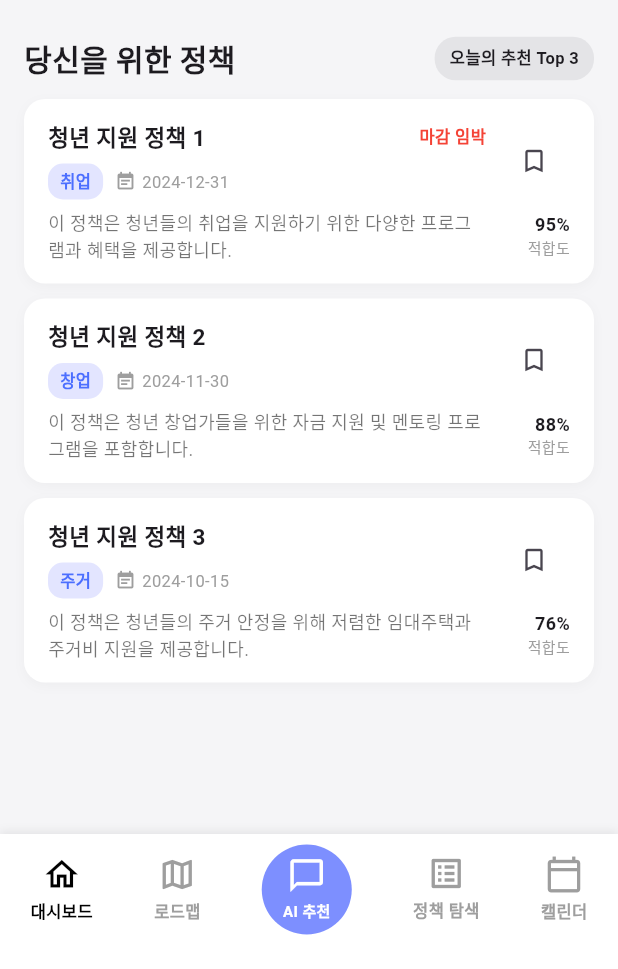
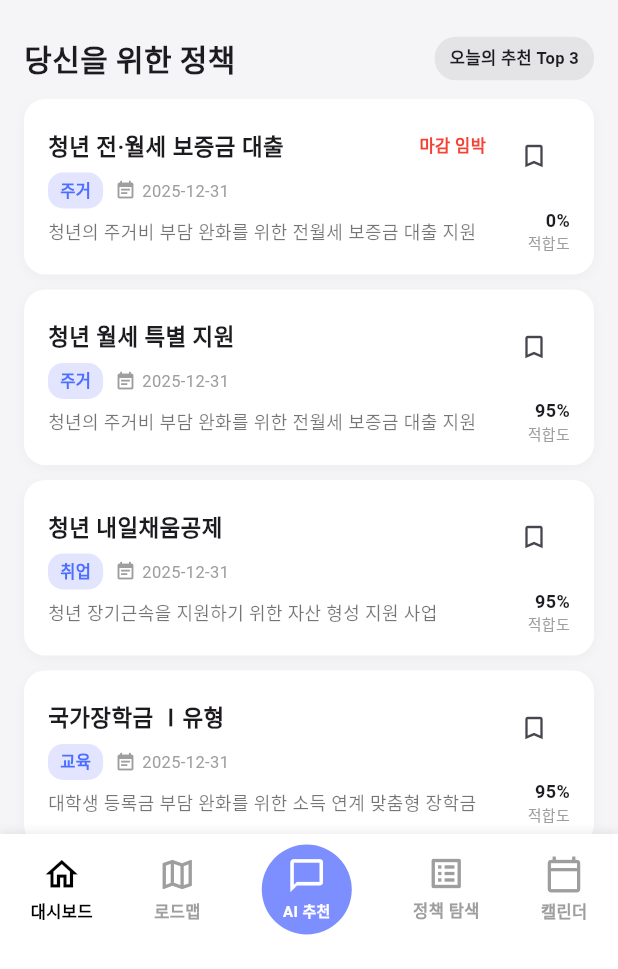
Before and after one commit to leemj04/eum, a Flutter app: the screen it shows after launch, after a tap on the "notifications none" icon, on a phone screen of 412 x 824 dp, the part 267-1236 px from its top. Run offline on Flutter 3.47's test engine with Material 3 defaults, Android fonts, the phone set to English and light mode, and no system bars.

Commit message:
Refactor page structure under home directory
Moved and reorganized dashboard, find policy, AI recommendation, calendar, and roadmap pages under a unified 'home' directory. Updated imports and main entry to use the new HomePage, and refactored test data and page implementations for consistency. This improves project structure and maintainability.

```diff
--- a/app/lib/constant/test_data.dart
+++ b/app/lib/constant/test_data.dart
@@ -6,28 +6,44 @@ final String testUserTag = "대학생";
 
 final testPolicies = [
   PolicyViewData(
-    title: "청년 지원 정책 1",
-    category: "취업",
-    deadline: "2024-12-31",
-    description: "이 정책은 청년들의 취업을 지원하기 위한 다양한 프로그램과 혜택을 제공합니다.",
-    summary: "이 정책은 청년들의 취업을 지원하기 위한 다양한 프로그램과 혜택을 제공합니다.",
-    matchRate: 95,
+    title: "청년 전·월세 보증금 대출",
+    category: "주거",
+    deadline: "2025-12-31",
+    description: "청년의 주거비 부담 완화를 위한 전월세 보증금 대출 지원",
+    summary: "",
+    matchRate: 0, // In the image, this one doesn't have a matchRate but a "마감 임박" tag
     isUrgent: true,
   ),
   PolicyViewData(
-    title: "청년 지원 정책 2",
-    category: "창업",
-    deadline: "2024-11-30",
-    description: "이 정책은 청년 창업가들을 위한 자금 지원 및 멘토링 프로그램을 포함합니다.",
-    summary: "이 정책은 청년 창업가들을 위한 자금 지원 및 멘토링 프로그램을 포함합니다.",
-    matchRate: 88,
+    title: "청년 월세 특별 지원",
+    category: "주거",
+    deadline: "2025-12-31",
+    description: "청년의 주거비 부담 완화를 위한 전월세 보증금 대출 지원",
+    summary: "",
+    matchRate: 95,
   ),
   PolicyViewData(
-    title: "청년 지원 정책 3",
-    category: "주거",
-    deadline: "2024-10-15",
-    description: "이 정책은 청년들의 주거 안정을 위해 저렴한 임대주택과 주거비 지원을 제공합니다.",
-    summary: "이 정책은 청년들의 주거 안정을 위해 저렴한 임대주택과 주거비 지원을 제공합니다.",
-    matchRate: 76,
+    title: "청년 내일채움공제",
+    category: "취업",
+    deadline: "2025-12-31",
+    description: "청년 장기근속을 지원하기 위한 자산 형성 지원 사업",
+    summary: "",
+    matchRate: 95,
+  ),
+  PolicyViewData(
+    title: "국가장학금 Ⅰ유형",
+    category: "교육",
+    deadline: "2025-12-31",
+    description: "대학생 등록금 부담 완화를 위한 소득 연계 맞춤형 장학금",
+    summary: "",
+    matchRate: 95,
+  ),
+  PolicyViewData(
+    title: "국가장학금 Ⅰ유형",
+    category: "교육",
+    deadline: "2025-12-31",
+    description: "대학생 등록금 부담 완화를 위한 소득 연계 맞춤형 장학금",
+    summary: "",
+    matchRate: 95,
   ),
 ];
--- a/app/lib/main.dart
+++ b/app/lib/main.dart
@@ -1,4 +1,4 @@
-import 'package:eum/page/dash_board/dash_board.dart';
+import 'package:eum/page/home/home.dart';
 import 'package:eum/widgets/policy_card.dart';
 import 'package:flutter/material.dart';
 
@@ -14,7 +14,7 @@ class MyApp extends StatelessWidget {
     return MaterialApp(
       title: '청년정책 로드맵',
       theme: ThemeData.light(),
-      home: DashBoard()
+      home: HomePage()
     );
   }
 }
--- a/app/lib/page/dash_board/dash_board.dart
+++ /dev/null
@@ -1,127 +0,0 @@
-import 'package:eum/constant/test_data.dart';
-import 'package:eum/page/dash_board/policy_popup/policy_popup.dart';
-import 'package:flutter/material.dart';
-
-import '../../widgets/bottom_bar.dart';
-import '../../widgets/greeting_card.dart';
-import '../../widgets/policy_card.dart';
-import '../../widgets/section_header.dart';
-import '../../widgets/top_bar.dart';
-
-/// AI 추천 탭의 전체 화면 레이아웃만 담당하는 위젯
-class DashBoard extends StatelessWidget {
-
-  const DashBoard({
-    super.key
-  });
-
-  @override
-  Widget build(BuildContext context) {
-    return Scaffold(
-      backgroundColor: const Color(0xFFF5F5F7),
-      body: SafeArea(
-        child: Column(
-          children: [
-            const TopBar(),
-            Expanded(
-              child: SingleChildScrollView(
-                padding:
-                const EdgeInsets.symmetric(horizontal: 16, vertical: 12),
-                child: Column(
-                  crossAxisAlignment: CrossAxisAlignment.start,
-                  children: [
-                    GreetingCard(
-                      userName: testUserName,
-                      userTag: testUserTag,
-                    ),
-                    const SizedBox(height: 24),
-                    const SectionHeader(),
-                    const SizedBox(height: 12),
-                    ListView.separated(
-                      shrinkWrap: true,
-                      physics: const NeverScrollableScrollPhysics(),
-                      itemBuilder: (context, index) {
-                        final policy = testPolicies[index];
-                        return PolicyCard(
-                          policy: policy,
-                          onTap: () {
-                            showDialog(
-                              context: context,
-                              barrierDismissible: true,
-                              builder: (_) => PolicyDetailDialog(
-                                title: policy.title,     // 너의 모델에 맞게 값 전달
-                                deadline: policy.deadline,
-                                summary: policy.summary,
-                              ),
-                            );
-                          },
-                        );
-                      },
-                      separatorBuilder: (_, __) =>
-                      const SizedBox(height: 10),
-                      itemCount: testPolicies.length,
-                    ),
-                  ],
-                ),
-              ),
-            ),
-          ],
-        ),
-      ), bottomNavigationBar: BottomBar(currentIndex: 0, onTap: (index) {})
-    );
-  }
-}
-
-/// 상단 앱바
-class _TopAppBar extends StatelessWidget {
-  const _TopAppBar();
-
-  @override
-  Widget build(BuildContext context) {
-    return Container(
-      padding:
-      const EdgeInsets.only(left: 16, right: 16, top: 10, bottom: 12),
-      child: Row(
-        children: [
-          Row(
-            children: [
-              Container(
-                width: 26,
-                height: 26,
-                decoration: BoxDecoration(
-                  borderRadius: BorderRadius.circular(6),
-                  border: Border.all(width: 2),
-                ),
-                alignment: Alignment.center,
-                child: const Text(
-                  'ㄷ',
-                  style: TextStyle(
-                    fontWeight: FontWeight.bold,
-                    fontSize: 16,
-                  ),
-                ),
-              ),
-              const SizedBox(width: 8),
-              const Text(
-                '이음',
-                style: TextStyle(
-                  fontSize: 20,
-                  fontWeight: FontWeight.w700,
-                ),
-              ),
-            ],
-          ),
-          const Spacer(),
-          IconButton(
-            icon: const Icon(Icons.notifications_none),
-            onPressed: () {},
-          ),
-          IconButton(
-            icon: const Icon(Icons.menu),
-            onPressed: () {},
-          ),
-        ],
-      ),
-    );
-  }
-}
--- /dev/null
+++ b/app/lib/page/home/dash_board/dash_board.dart
@@ -0,0 +1,67 @@
+import 'package:eum/constant/test_data.dart';
+import 'package:flutter/material.dart';
+
+import '../../../widgets/policy_card.dart';
+import '../../../widgets/section_header.dart';
+import '../../../widgets/greeting_card.dart';
+import './policy_popup/policy_popup.dart';
+
+class DashBoard extends StatelessWidget {
+  const DashBoard({super.key});
+
+  @override
+  Widget build(BuildContext context) {
+    return Scaffold(
+      backgroundColor: const Color(0xFFF5F5F7),
+
+      body: SafeArea(
+        child: Column(
+          crossAxisAlignment: CrossAxisAlignment.start,
+          children: [
+            Padding(
+              padding: const EdgeInsets.symmetric(horizontal: 16),
+              child: GreetingCard(
+                userName: testUserName,
+                userTag: testUserTag,
+              ),
+            ),
+
+            const SizedBox(height: 24),
+
+            const Padding(
+              padding: EdgeInsets.symmetric(horizontal: 16),
+              child: SectionHeader(),
+            ),
+
+            const SizedBox(height: 12),
+
+            Expanded(
+              child: ListView.separated(
+                padding: const EdgeInsets.symmetric(horizontal: 16),
+                itemCount: testPolicies.length,
+                separatorBuilder: (_, __) => const SizedBox(height: 10),
+                itemBuilder: (context, index) {
+                  final policy = testPolicies[index];
+                  return PolicyCard(
+                    policy: policy,
+                    onTap: () {
+                      showDialog(
+                        context: context,
+                        barrierDismissible: true,
+                        builder: (_) => PolicyDetailDialog(
+                          title: policy.title,
+                          deadline: policy.deadline,
+                          summary: policy.summary,
+                        ),
+                      );
+                    },
+                  );
+                },
+              ),
+            ),
+          ],
+        ),
+      ),
+    );
+  }
+}
--- /dev/null
+++ b/app/lib/page/home/find_policy/find_policy.dart
@@ -0,0 +1,140 @@
+import 'package:eum/constant/test_data.dart';
+import 'package:flutter/material.dart';
+import '../../../widgets/policy_card.dart';
+
+class FindPolicyPage extends StatefulWidget {
+  const FindPolicyPage({super.key});
+
+  @override
+  State<FindPolicyPage> createState() => _FindPolicyPageState();
+}
+
+class _FindPolicyPageState extends State<FindPolicyPage> {
+
+  final List<String> _categories = [
+    "전체",
+    "주거",
+    "교육",
+    "취업",
+    "창업",
+    "복지",
+    "문화"
+  ];
+  String _selectedCategory = "주거";
+
+  @override
+  Widget build(BuildContext context) {
+    return Scaffold(
+      backgroundColor: const Color(0xFFF5F5F5),
+      body: Padding(
+        padding: const EdgeInsets.symmetric(horizontal: 16.0),
+        child: Column(
+          crossAxisAlignment: CrossAxisAlignment.start,
+          children: [
+            const SizedBox(height: 10),
+
+            const Text(
+              "정책 탐색",
+              style: TextStyle(
+                fontSize: 24,
+                fontWeight: FontWeight.bold,
+              ),
+            ),
+
+            const SizedBox(height: 8),
+
+            const Text(
+              "카테고리 별로 다양한 청년 정책을 살펴보세요!",
+              style: TextStyle(fontSize: 14, color: Colors.grey),
+            ),
+
+            const SizedBox(height: 20),
+
+            TextField(
+              decoration: InputDecoration(
+                hintText: "검색어를 입력해 주세요.",
+                hintStyle: const TextStyle(color: Colors.grey),
+                prefixIcon: const Icon(Icons.search),
+                filled: true,
+                fillColor: Colors.white,
+                border: OutlineInputBorder(
+                  borderRadius: BorderRadius.circular(8),
+                  borderSide: BorderSide.none,
+                ),
+              ),
+            ),
+
+            const SizedBox(height: 16),
+
+            SizedBox(
+              height: 36,
+              child: ListView.separated(
+                scrollDirection: Axis.horizontal,
+                itemCount: _categories.length,
+                itemBuilder: (context, index) {
+                  final category = _categories[index];
+                  final isSelected = category == _selectedCategory;
+                  return ChoiceChip(
+                    label: Text(category),
+                    selected: isSelected,
+                    onSelected: (selected) {
+                      if (selected) {
+                        setState(() {
+                          _selectedCategory = category;
+                        });
+                      }
+                    },
+                    backgroundColor: Colors.white,
+                    selectedColor: const Color(0xFF7D8FFF),
+                    labelStyle: TextStyle(
+                      color: isSelected ? Colors.white : Colors.black,
+                      fontWeight: FontWeight.w600,
+                    ),
+                    shape: RoundedRectangleBorder(
+                      borderRadius: BorderRadius.circular(20),
+                      side: BorderSide(
+                        color: isSelected
+                            ? const Color(0xFF7D8FFF)
+                            : Colors.grey[300]!,
+                        width: 1,
+                      ),
+                    ),
+                    showCheckmark: false,
+                  );
+                },
+                separatorBuilder: (context, index) =>
+                const SizedBox(width: 8),
+              ),
+            ),
+
+            const SizedBox(height: 24),
+
+            const Text(
+              "내 조건에 맞는 정책",
+              style: TextStyle(
+                fontSize: 18,
+                fontWeight: FontWeight.bold,
+              ),
+            ),
+
+            const SizedBox(height: 16),
+
+            Expanded(
+              child: ListView.separated(
+                itemCount: testPolicies.length,
+                itemBuilder: (context, index) {
+                  return PolicyCard(
+                    policy: testPolicies[index],
+                    // onTap: () { ... }  // 팝업도 여기서 나중에 연결 가능
+                  );
+                },
+                separatorBuilder: (context, index) =>
+                const SizedBox(height: 12),
+              ),
+            ),
+          ],
+        ),
+      ),
+    );
+  }
+}
--- /dev/null
+++ b/app/lib/page/home/home.dart
@@ -0,0 +1,59 @@
+// lib/page/home/home.dart
+import 'package:flutter/material.dart';
+
+import '../../widgets/bottom_bar.dart';
+import '../../widgets/top_bar.dart';
+import '../home/dash_board/dash_board.dart';
+import 'find_policy/find_policy.dart';
+
+class HomePage extends StatefulWidget {
+  const HomePage({super.key});
+
+  @override
+  State<HomePage> createState() => _HomePageState();
+}
+
+class _HomePageState extends State<HomePage> {
+  int _currentIndex = 0;
+
+  void _onTapBottomNav(int index) {
+    setState(() {
+      _currentIndex = index;
+    });
+  }
+
+  @override
+  Widget build(BuildContext context) {
+    // 각 탭에 대응하는 화면들
+    final List<Widget> pages = [
+      const DashBoard(),
+      const Center(child: Text('로드맵 페이지')),      // 1: 로드맵 (TODO 교체)
+      const Center(child: Text('AI 추천 페이지')),     // 2: AI 추천 (TODO 교체)
+      const FindPolicyPage(),
+      const Center(child: Text('캘린더 페이지')),      // 4: 캘린더 (TODO 교체)
+    ];
+
+    return Scaffold(
+      backgroundColor: const Color(0xFFF5F5F7),
+      body: SafeArea(
+        child: Column(
+          children: [
+            const TopBar(),        // 🔥 항상 고정되는 상단바
+            const SizedBox(height: 12),
+
+            Expanded(
+              child: IndexedStack(
+                index: _currentIndex,
+                children: pages,
+              ),
+            ),
+          ],
+        ),
+      ),
+      bottomNavigationBar: BottomBar(
+        currentIndex: _currentIndex,
+        onTap: _onTapBottomNav,
+      ),
+    );
+  }
+}
```
Also changed, not shown: app/lib/page/find_policy/find_policy.dart (deleted, +0 -176 lines), app/lib/page/home/ai_recommendation/ai_recommendation.dart (added), app/lib/page/home/ai_recommendation/ai_recommendation_controller.dart (added), app/lib/page/home/calender/calender.dart (added), app/lib/page/home/calender/calender_controller.dart (added), app/lib/page/home/dash_board/dash_board_controller.dart (added), app/lib/page/home/dash_board/policy_popup/policy_popup.dart (renamed from app/lib/page/dash_board/policy_popup/policy_popup.dart), app/lib/page/home/dash_board/policy_popup/policy_popup_controller.dart (added), app/lib/page/home/find_policy/find_policy_controller.dart (added), app/lib/page/home/home_controller.dart (added), app/lib/page/home/road_map/road_map.dart (added), app/lib/page/home/road_map/road_map_controller.dart (added).
